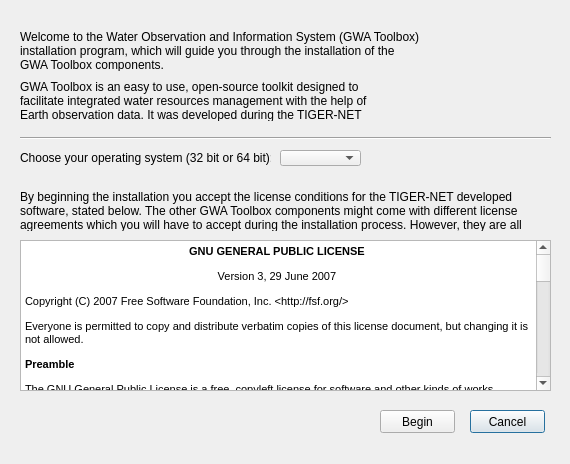
Above: ui/welcomeDialog.ui from DHI-GRAS/GWA_Installer before the change. Below: the same form after it.
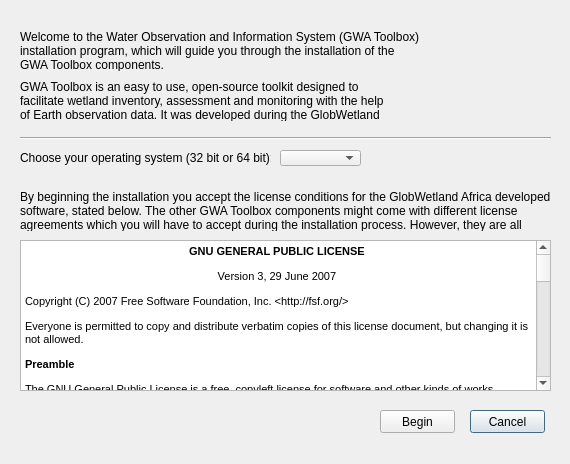
That is the form after the change. Icons and pictures are not drawn.

```diff
--- a/ui/welcomeDialog.ui
+++ b/ui/welcomeDialog.ui
@@ -72,7 +72,7 @@
     <locale language="English" country="UnitedKingdom"/>
    </property>
    <property name="text">
-    <string>By beginning the installation you accept the license conditions for the TIGER-NET developed software, stated below. The other GWA Toolbox components might come with different license agreements which you will have to accept during the installation process. However, they are all classified as open-source.</string>
+    <string>By beginning the installation you accept the license conditions for the GlobWetland Africa developed software, stated below. The other GWA Toolbox components might come with different license agreements which you will have to accept during the installation process. However, they are all classified as open-source.</string>
    </property>
    <property name="wordWrap">
     <bool>true</bool>
@@ -258,7 +258,7 @@
     <locale language="English" country="UnitedKingdom"/>
    </property>
    <property name="text">
-    <string>GWA Toolbox is an easy to use, open-source toolkit designed to facilitate integrated water resources management with the help of Earth observation data. It was developed during the TIGER-NET project.</string>
+    <string>GWA Toolbox is an easy to use, open-source toolkit designed to facilitate wetland inventory, assessment and monitoring with the help of Earth observation data. It was developed during the GlobWetland Africa project.</string>
    </property>
    <property name="wordWrap">
     <bool>true</bool>
```
